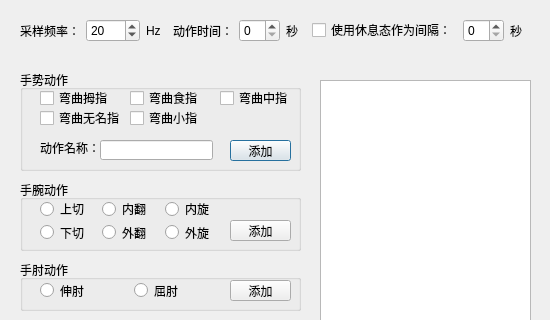
brucelv1/TrainModule, file GUI/TrainModule.ui: the form before one commit; both pictures show x 0 to 550 and y 0 to 320 of the 550 by 600 pixel window.
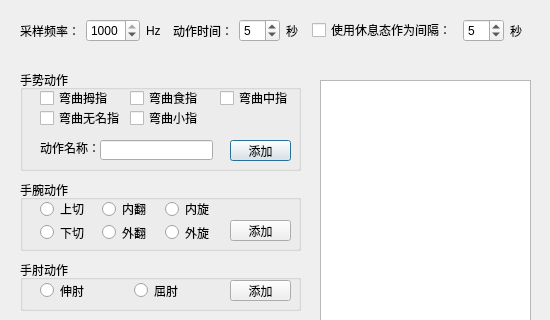
The form after the commit.

Commit message: set main module prompt LineEdit

The edit to the form file:
```diff
--- a/GUI/TrainModule.ui
+++ b/GUI/TrainModule.ui
@@ -54,7 +54,7 @@
        <number>1000</number>
       </property>
       <property name="value">
-       <number>20</number>
+       <number>1000</number>
       </property>
      </widget>
     </item>
@@ -73,7 +73,11 @@
      </widget>
     </item>
     <item>
-     <widget class="QSpinBox" name="spinBox_Do_Duration"/>
+     <widget class="QSpinBox" name="spinBox_Do_Duration">
+      <property name="value">
+       <number>5</number>
+      </property>
+     </widget>
     </item>
     <item>
      <widget class="QLabel" name="label_2">
@@ -90,7 +94,11 @@
      </widget>
     </item>
     <item>
-     <widget class="QSpinBox" name="spinBox_Rest_Duration"/>
+     <widget class="QSpinBox" name="spinBox_Rest_Duration">
+      <property name="value">
+       <number>5</number>
+      </property>
+     </widget>
     </item>
     <item>
      <widget class="QLabel" name="label_3">
```
The commit also changes 2 other files.
